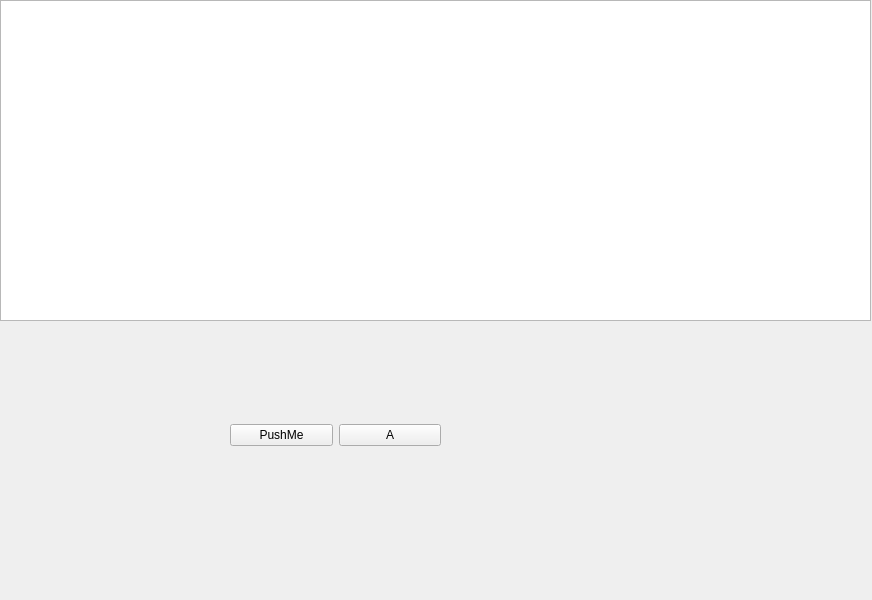
Old version of the form src/view/SomethingNew.ui in the repository wgeis/Wordle.
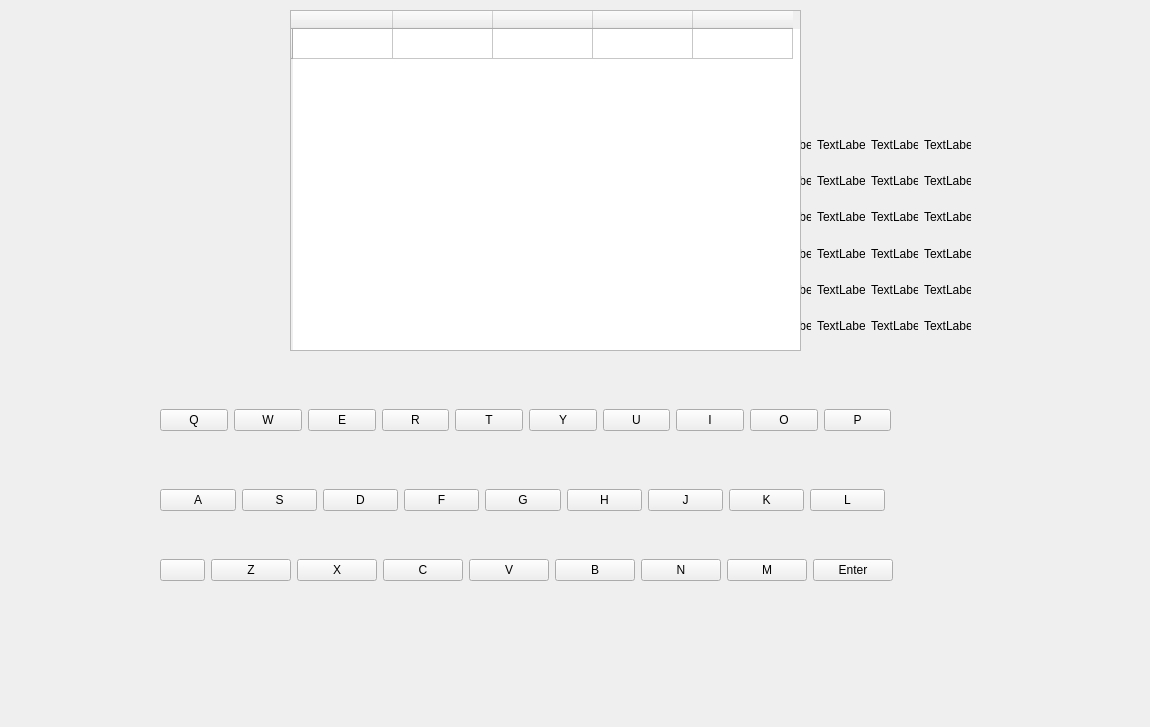
New version of the form. Icons and pictures are not drawn.

Commit message: push nu vil du ikke nok.

Diff of the .ui file:
```diff
--- a/src/view/SomethingNew.ui
+++ b/src/view/SomethingNew.ui
@@ -6,50 +6,527 @@
    <rect>
     <x>0</x>
     <y>0</y>
-    <width>872</width>
-    <height>600</height>
+    <width>1150</width>
+    <height>727</height>
    </rect>
   </property>
   <property name="windowTitle">
    <string>MainWindow</string>
   </property>
   <widget class="QWidget" name="centralwidget">
-   <widget class="QGraphicsView" name="graphicsView">
-    <property name="geometry">
-     <rect>
-      <x>0</x>
-      <y>0</y>
-      <width>871</width>
-      <height>321</height>
-     </rect>
-    </property>
-   </widget>
    <widget class="QWidget" name="gridLayoutWidget">
     <property name="geometry">
      <rect>
-      <x>230</x>
-      <y>370</y>
-      <width>211</width>
-      <height>131</height>
+      <x>710</x>
+      <y>130</y>
+      <width>261</width>
+      <height>211</height>
      </rect>
     </property>
     <layout class="QGridLayout" name="gridLayout">
+     <item row="1" column="1">
+      <widget class="QLabel" name="label_7">
+       <property name="text">
+        <string>TextLabel</string>
+       </property>
+      </widget>
+     </item>
+     <item row="0" column="2">
+      <widget class="QLabel" name="label_3">
+       <property name="text">
+        <string>TextLabel</string>
+       </property>
+      </widget>
+     </item>
+     <item row="0" column="1">
+      <widget class="QLabel" name="label_2">
+       <property name="text">
+        <string>TextLabel</string>
+       </property>
+      </widget>
+     </item>
+     <item row="0" column="3">
+      <widget class="QLabel" name="label_4">
+       <property name="text">
+        <string>TextLabel</string>
+       </property>
+      </widget>
+     </item>
+     <item row="0" column="4">
+      <widget class="QLabel" name="label_5">
+       <property name="text">
+        <string>TextLabel</string>
+       </property>
+      </widget>
+     </item>
+     <item row="1" column="4">
+      <widget class="QLabel" name="label_10">
+       <property name="text">
+        <string>TextLabel</string>
+       </property>
+      </widget>
+     </item>
+     <item row="2" column="0">
+      <widget class="QLabel" name="label_11">
+       <property name="text">
+        <string>TextLabel</string>
+       </property>
+      </widget>
+     </item>
+     <item row="1" column="3">
+      <widget class="QLabel" name="label_9">
+       <property name="text">
+        <string>TextLabel</string>
+       </property>
+      </widget>
+     </item>
+     <item row="1" column="0">
+      <widget class="QLabel" name="label_6">
+       <property name="text">
+        <string>TextLabel</string>
+       </property>
+      </widget>
+     </item>
+     <item row="1" column="2">
+      <widget class="QLabel" name="label_8">
+       <property name="text">
+        <string>TextLabel</string>
+       </property>
+      </widget>
+     </item>
      <item row="0" column="0">
+      <widget class="QLabel" name="label">
+       <property name="lineWidth">
+        <number>3</number>
+       </property>
+       <property name="text">
+        <string>TextLabel</string>
+       </property>
+      </widget>
+     </item>
+     <item row="4" column="2">
+      <widget class="QLabel" name="label_25">
+       <property name="text">
+        <string>TextLabel</string>
+       </property>
+      </widget>
+     </item>
+     <item row="4" column="4">
+      <widget class="QLabel" name="label_27">
+       <property name="text">
+        <string>TextLabel</string>
+       </property>
+      </widget>
+     </item>
+     <item row="5" column="4">
+      <widget class="QLabel" name="label_30">
+       <property name="text">
+        <string>TextLabel</string>
+       </property>
+      </widget>
+     </item>
+     <item row="5" column="2">
+      <widget class="QLabel" name="label_28">
+       <property name="text">
+        <string>TextLabel</string>
+       </property>
+      </widget>
+     </item>
+     <item row="5" column="3">
+      <widget class="QLabel" name="label_29">
+       <property name="text">
+        <string>TextLabel</string>
+       </property>
+      </widget>
+     </item>
+     <item row="3" column="3">
+      <widget class="QLabel" name="label_23">
+       <property name="text">
+        <string>TextLabel</string>
+       </property>
+      </widget>
+     </item>
+     <item row="3" column="4">
+      <widget class="QLabel" name="label_24">
+       <property name="text">
+        <string>TextLabel</string>
+       </property>
+      </widget>
+     </item>
+     <item row="3" column="0">
+      <widget class="QLabel" name="label_12">
+       <property name="text">
+        <string>TextLabel</string>
+       </property>
+      </widget>
+     </item>
+     <item row="5" column="0">
+      <widget class="QLabel" name="label_14">
+       <property name="text">
+        <string>TextLabel</string>
+       </property>
+      </widget>
+     </item>
+     <item row="4" column="0">
+      <widget class="QLabel" name="label_13">
+       <property name="text">
+        <string>TextLabel</string>
+       </property>
+      </widget>
+     </item>
+     <item row="5" column="1">
+      <widget class="QLabel" name="label_15">
+       <property name="text">
+        <string>TextLabel</string>
+       </property>
+      </widget>
+     </item>
+     <item row="4" column="1">
+      <widget class="QLabel" name="label_16">
+       <property name="text">
+        <string>TextLabel</string>
+       </property>
+      </widget>
+     </item>
+     <item row="3" column="1">
+      <widget class="QLabel" name="label_17">
+       <property name="text">
+        <string>TextLabel</string>
+       </property>
+      </widget>
+     </item>
+     <item row="2" column="1">
+      <widget class="QLabel" name="label_18">
+       <property name="text">
+        <string>TextLabel</string>
+       </property>
+      </widget>
+     </item>
+     <item row="2" column="2">
+      <widget class="QLabel" name="label_19">
+       <property name="text">
+        <string>TextLabel</string>
+       </property>
+      </widget>
+     </item>
+     <item row="2" column="4">
+      <widget class="QLabel" name="label_21">
+       <property name="text">
+        <string>TextLabel</string>
+       </property>
+      </widget>
+     </item>
+     <item row="2" column="3">
+      <widget class="QLabel" name="label_20">
+       <property name="text">
+        <string>TextLabel</string>
+       </property>
+      </widget>
+     </item>
+     <item row="4" column="3">
+      <widget class="QLabel" name="label_26">
+       <property name="text">
+        <string>TextLabel</string>
+       </property>
+      </widget>
+     </item>
+     <item row="3" column="2">
+      <widget class="QLabel" name="label_22">
+       <property name="text">
+        <string>TextLabel</string>
+       </property>
+      </widget>
+     </item>
+    </layout>
+   </widget>
+   <widget class="QWidget" name="horizontalLayoutWidget_2">
+    <property name="geometry">
+     <rect>
+      <x>160</x>
+      <y>380</y>
+      <width>731</width>
+      <height>80</height>
+     </rect>
+    </property>
+    <layout class="QHBoxLayout" name="horizontalLayout_2">
+     <item>
+      <widget class="QPushButton" name="pushButton_10">
+       <property name="text">
+        <string>Q</string>
+       </property>
+      </widget>
+     </item>
+     <item>
+      <widget class="QPushButton" name="pushButton_11">
+       <property name="text">
+        <string>W</string>
+       </property>
+      </widget>
+     </item>
+     <item>
+      <widget class="QPushButton" name="pushButton_12">
+       <property name="text">
+        <string>E</string>
+       </property>
+      </widget>
+     </item>
+     <item>
+      <widget class="QPushButton" name="pushButton_13">
+       <property name="text">
+        <string>R</string>
+       </property>
+      </widget>
+     </item>
+     <item>
+      <widget class="QPushButton" name="pushButton_14">
+       <property name="text">
+        <string>T</string>
+       </property>
+      </widget>
+     </item>
+     <item>
+      <widget class="QPushButton" name="pushButton_15">
+       <property name="text">
+        <string>Y</string>
+       </property>
+      </widget>
+     </item>
+     <item>
+      <widget class="QPushButton" name="pushButton_16">
+       <property name="text">
+        <string>U</string>
+       </property>
+      </widget>
+     </item>
+     <item>
+      <widget class="QPushButton" name="pushButton_17">
+       <property name="text">
+        <string>I</string>
+       </property>
+      </widget>
+     </item>
+     <item>
+      <widget class="QPushButton" name="pushButton_18">
+       <property name="text">
+        <string>O</string>
+       </property>
+      </widget>
+     </item>
+     <item>
+      <widget class="QPushButton" name="pushButton_19">
+       <property name="text">
+        <string>P</string>
+       </property>
+      </widget>
+     </item>
+    </layout>
+   </widget>
+   <widget class="QWidget" name="horizontalLayoutWidget_3">
+    <property name="geometry">
+     <rect>
+      <x>160</x>
+      <y>460</y>
+      <width>725</width>
+      <height>80</height>
+     </rect>
+    </property>
+    <layout class="QHBoxLayout" name="horizontalLayout_3">
+     <item>
+      <widget class="QPushButton" name="pushButton">
+       <property name="text">
+        <string>A</string>
+       </property>
+      </widget>
+     </item>
+     <item>
       <widget class="QPushButton" name="pushButton_2">
        <property name="text">
-        <string>PushMe</string>
+        <string>S</string>
        </property>
       </widget>
      </item>
-     <item row="0" column="1">
+     <item>
+      <widget class="QPushButton" name="pushButton_3">
+       <property name="text">
+        <string>D</string>
+       </property>
+      </widget>
+     </item>
+     <item>
       <widget class="QPushButton" name="pushButton_4">
        <property name="text">
-        <string>A</string>
+        <string>F</string>
        </property>
       </widget>
      </item>
+     <item>
+      <widget class="QPushButton" name="pushButton_5">
+       <property name="text">
+        <string>G</string>
+       </property>
+      </widget>
+     </item>
+     <item>
+      <widget class="QPushButton" name="pushButton_6">
+       <property name="text">
+        <string>H</string>
+       </property>
+      </widget>
+     </item>
+     <item>
+      <widget class="QPushButton" name="pushButton_7">
+       <property name="text">
+        <string>J</string>
+       </property>
+      </widget>
+     </item>
+     <item>
+      <widget class="QPushButton" name="pushButton_8">
+       <property name="text">
+        <string>K</string>
+       </property>
+      </widget>
+     </item>
+     <item>
+      <widget class="QPushButton" name="pushButton_9">
+       <property name="text">
+        <string>L</string>
+       </property>
+      </widget>
+     </item>
     </layout>
    </widget>
+   <widget class="QWidget" name="horizontalLayoutWidget_4">
+    <property name="geometry">
+     <rect>
+      <x>160</x>
+      <y>530</y>
+      <width>733</width>
+      <height>80</height>
+     </rect>
+    </property>
+    <layout class="QHBoxLayout" name="horizontalLayout_5">
+     <item>
+      <widget class="QPushButton" name="pushButton_29">
+       <property name="sizePolicy">
+        <sizepolicy hsizetype="Minimum" vsizetype="Maximum">
+         <horstretch>0</horstretch>
+         <verstretch>0</verstretch>
+        </sizepolicy>
+       </property>
+       <property name="text">
+        <string/>
+       </property>
+       <property name="icon">
+        <iconset>
+         <normaloff>back.png</normaloff>back.png</iconset>
+       </property>
+       <property name="iconSize">
+        <size>
+         <width>32</width>
+         <height>32</height>
+        </size>
+       </property>
+      </widget>
+     </item>
+     <item>
+      <widget class="QPushButton" name="pushButton_30">
+       <property name="text">
+        <string>Z</string>
+       </property>
+      </widget>
+     </item>
+     <item>
+      <widget class="QPushButton" name="pushButton_31">
+       <property name="text">
+        <string>X</string>
+       </property>
+      </widget>
+     </item>
+     <item>
+      <widget class="QPushButton" name="pushButton_32">
+       <property name="text">
+        <string>C</string>
+       </property>
+      </widget>
+     </item>
+     <item>
+      <widget class="QPushButton" name="pushButton_33">
+       <property name="text">
+        <string>V</string>
+       </property>
+      </widget>
+     </item>
+     <item>
+      <widget class="QPushButton" name="pushButton_34">
+       <property name="text">
+        <string>B</string>
+       </property>
+      </widget>
+     </item>
+     <item>
+      <widget class="QPushButton" name="pushButton_35">
+       <property name="text">
+        <string>N</string>
+       </property>
+      </widget>
+     </item>
+     <item>
+      <widget class="QPushButton" name="pushButton_36">
+       <property name="text">
+        <string>M</string>
+       </property>
+      </widget>
+     </item>
+     <item>
+      <widget class="QPushButton" name="pushButton_37">
+       <property name="text">
+        <string>Enter</string>
+       </property>
+      </widget>
+     </item>
+    </layout>
+   </widget>
+   <widget class="QTableWidget" name="tableWidget">
+    <property name="geometry">
+     <rect>
+      <x>290</x>
+      <y>10</y>
+      <width>511</width>
+      <height>341</height>
+     </rect>
+    </property>
+    <row>
+     <property name="text">
+      <string/>
+     </property>
+    </row>
+    <column>
+     <property name="text">
+      <string/>
+     </property>
+    </column>
+    <column>
+     <property name="text">
+      <string/>
+     </property>
+    </column>
+    <column>
+     <property name="text">
+      <string/>
+     </property>
+    </column>
+    <column>
+     <property name="text">
+      <string/>
+     </property>
+    </column>
+    <column>
+     <property name="text">
+      <string/>
+     </property>
+    </column>
+   </widget>
   </widget>
  </widget>
  <resources/>
```
The commit also changes 6 other files.
